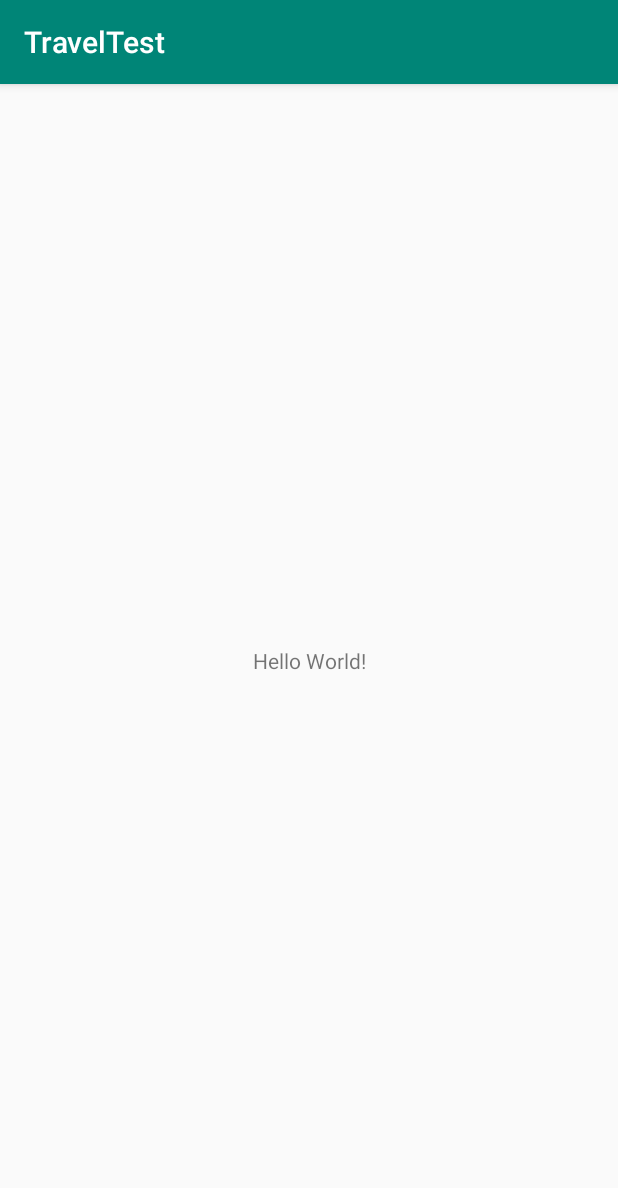
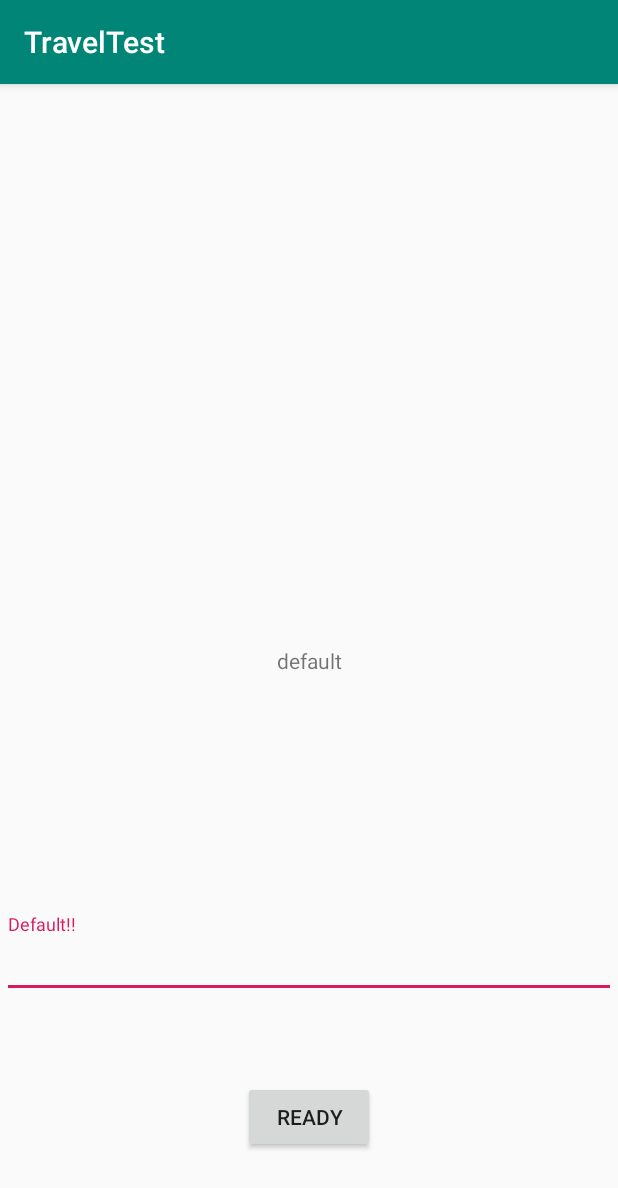
Before and after one commit to mogmet/TravelTest, an Android app: the screen it shows after launch (MainActivity), on a phone screen of 412 x 824 dp. Shown: the top 1188 px of the screen. Run offline under Robolectric (Android 15) with nearby library versions, the phone set to English and light mode, and no system bars; our stand-ins replace data binding.

Commit message:
[update] ボタンを押したらボタンタイトルが変わるようになった

```diff
--- a/app/build.gradle
+++ b/app/build.gradle
@@ -3,6 +3,8 @@ apply plugin: 'com.android.application'
 apply plugin: 'kotlin-android'
 
 apply plugin: 'kotlin-android-extensions'
+
+apply plugin: 'kotlin-kapt'
 
 android {
     compileSdkVersion 28
@@ -20,15 +22,22 @@ android {
             proguardFiles getDefaultProguardFile('proguard-android-optimize.txt'), 'proguard-rules.pro'
         }
     }
+    dataBinding {
+        enabled true
+    }
 }
 
 dependencies {
     implementation fileTree(dir: 'libs', include: ['*.jar'])
-    implementation"org.jetbrains.kotlin:kotlin-stdlib-jdk7:$kotlin_version"
+    implementation "org.jetbrains.kotlin:kotlin-stdlib-jdk7:$kotlin_version"
     implementation 'androidx.appcompat:appcompat:1.0.2'
     implementation 'androidx.core:core-ktx:1.0.2'
     implementation 'androidx.constraintlayout:constraintlayout:1.1.3'
+    implementation 'androidx.legacy:legacy-support-v4:1.0.0'
+    implementation 'androidx.lifecycle:lifecycle-extensions:2.2.0'
+    implementation 'androidx.lifecycle:lifecycle-viewmodel-ktx:2.2.0'
     testImplementation 'junit:junit:4.12'
     androidTestImplementation 'androidx.test.ext:junit:1.1.0'
     androidTestImplementation 'androidx.test.espresso:espresso-core:3.1.1'
+    implementation 'com.google.android.material:material:1.0.0'
 }
--- a/app/src/main/AndroidManifest.xml
+++ b/app/src/main/AndroidManifest.xml
@@ -12,7 +12,7 @@
         android:roundIcon="@mipmap/ic_launcher_round"
         android:supportsRtl="true"
         android:theme="@style/AppTheme">
-        <activity android:name=".MainActivity">
+        <activity android:name=".activity.MainActivity">
             <intent-filter>
                 <action android:name="android.intent.action.MAIN" />
 
--- a/app/src/main/java/com/mogmet/traveltest/MainActivity.kt
+++ b/app/src/main/java/com/mogmet/traveltest/activity/MainActivity.kt
@@ -1,12 +1,18 @@
-package com.mogmet.traveltest
+package com.mogmet.traveltest.activity
 
 import androidx.appcompat.app.AppCompatActivity
 import android.os.Bundle
+import com.mogmet.traveltest.R
+import com.mogmet.traveltest.fragment.TopFragment
 
 class MainActivity : AppCompatActivity() {
 
     override fun onCreate(savedInstanceState: Bundle?) {
         super.onCreate(savedInstanceState)
         setContentView(R.layout.activity_main)
+        supportFragmentManager
+            .beginTransaction()
+            .replace(R.id.frameLayout, TopFragment.newInstance())
+            .commit()
     }
 }
--- /dev/null
+++ b/app/src/main/java/com/mogmet/traveltest/fragment/TopFragment.kt
@@ -0,0 +1,42 @@
+package com.mogmet.traveltest.fragment
+
+import android.os.Bundle
+import android.view.LayoutInflater
+import android.view.View
+import android.view.ViewGroup
+import androidx.fragment.app.Fragment
+import androidx.lifecycle.ViewModelProviders
+import com.mogmet.traveltest.databinding.FragmentTopBinding
+
+class TopFragment : Fragment() {
+
+    companion object {
+        fun newInstance() = TopFragment()
+    }
+
+    private lateinit var viewModel: TopViewModel
+    private lateinit var binding: FragmentTopBinding
+
+    override fun onCreateView(
+        inflater: LayoutInflater, container: ViewGroup?,
+        savedInstanceState: Bundle?
+    ): View? {
+        binding = FragmentTopBinding.inflate(inflater, container, false)
+        return binding.root
+    }
+
+    override fun onActivityCreated(savedInstanceState: Bundle?) {
+        super.onActivityCreated(savedInstanceState)
+        viewModel = ViewModelProviders.of(this).get(TopViewModel::class.java)
+        binding.viewModel = viewModel
+        binding.lifecycleOwner = this
+        // TODO: Use the ViewModel
+    }
+
+    override fun onViewCreated(view: View, savedInstanceState: Bundle?) {
+        super.onViewCreated(view, savedInstanceState)
+        binding.button.setOnClickListener {
+            viewModel.updateView(binding.textInputLayout.editText?.text.toString())
+        }
+    }
+}
--- /dev/null
+++ b/app/src/main/java/com/mogmet/traveltest/fragment/TopViewModel.kt
@@ -0,0 +1,25 @@
+package com.mogmet.traveltest.fragment
+
+import androidx.lifecycle.LiveData
+import androidx.lifecycle.MutableLiveData
+import androidx.lifecycle.ViewModel
+import com.mogmet.traveltest.R
+
+class TopViewModel : ViewModel() {
+    private val _buttonText: MutableLiveData<String> = MutableLiveData<String>().also {
+            mutableLiveData -> mutableLiveData.value = "Ready"
+    }
+    val buttonText: LiveData<String>
+        get() = _buttonText
+
+    private val _submitText: MutableLiveData<String> = MutableLiveData<String>().also {
+            mutableLiveData -> mutableLiveData.value = "default"
+    }
+    val submitText: LiveData<String>
+        get() = _submitText
+
+    fun updateView(text: String) {
+        _buttonText.value = "Set!"
+        _submitText.value = text
+    }
+}
--- a/app/src/main/res/layout/activity_main.xml
+++ b/app/src/main/res/layout/activity_main.xml
@@ -4,15 +4,16 @@
     xmlns:tools="http://schemas.android.com/tools"
     android:layout_width="match_parent"
     android:layout_height="match_parent"
-    tools:context=".MainActivity">
+    tools:context=".activity.MainActivity">
 
-    <TextView
-        android:layout_width="wrap_content"
-        android:layout_height="wrap_content"
-        android:text="Hello World!"
+    <FrameLayout
+        android:id="@+id/frameLayout"
+        android:layout_width="0dp"
+        android:layout_height="0dp"
         app:layout_constraintBottom_toBottomOf="parent"
-        app:layout_constraintLeft_toLeftOf="parent"
-        app:layout_constraintRight_toRightOf="parent"
-        app:layout_constraintTop_toTopOf="parent" />
+        app:layout_constraintEnd_toEndOf="parent"
+        app:layout_constraintStart_toStartOf="parent"
+        app:layout_constraintTop_toTopOf="parent">
 
+    </FrameLayout>
 </androidx.constraintlayout.widget.ConstraintLayout>
--- /dev/null
+++ b/app/src/main/res/layout/fragment_top.xml
@@ -0,0 +1,55 @@
+<?xml version="1.0" encoding="utf-8"?>
+<layout xmlns:android="http://schemas.android.com/apk/res/android"
+    xmlns:app="http://schemas.android.com/apk/res-auto"
+    xmlns:tools="http://schemas.android.com/tools">
+
+    <data>
+
+        <variable
+            name="viewModel"
+            type="com.mogmet.traveltest.fragment.TopViewModel" />
+
+    </data>
+
+    <androidx.constraintlayout.widget.ConstraintLayout
+        android:layout_width="match_parent"
+        android:layout_height="match_parent"
+        tools:context=".fragment.TopFragment">
+
+        <TextView
+            android:id="@+id/textView"
+            android:layout_width="wrap_content"
+            android:layout_height="wrap_content"
+            android:text="@{viewModel.submitText}"
+            app:layout_constraintBottom_toBottomOf="parent"
+            app:layout_constraintEnd_toEndOf="parent"
+            app:layout_constraintStart_toStartOf="parent"
+            app:layout_constraintTop_toTopOf="parent" />
+
+        <com.google.android.material.textfield.TextInputLayout
+            android:id="@+id/textInputLayout"
+            android:layout_width="409dp"
+            android:layout_height="wrap_content"
+            app:layout_constraintBottom_toBottomOf="parent"
+            app:layout_constraintEnd_toEndOf="parent"
+            app:layout_constraintStart_toStartOf="parent"
+            app:layout_constraintTop_toBottomOf="@+id/textView">
+
+            <com.google.android.material.textfield.TextInputEditText
+                android:id="@+id/editText"
+                android:layout_width="match_parent"
+                android:layout_height="wrap_content"
+                android:hint="@string/default_label" />
+        </com.google.android.material.textfield.TextInputLayout>
+
+        <Button
+            android:id="@+id/button"
+            android:layout_width="wrap_content"
+            android:layout_height="wrap_content"
+            android:text="@{viewModel.buttonText}"
+            app:layout_constraintBottom_toBottomOf="parent"
+            app:layout_constraintEnd_toEndOf="parent"
+            app:layout_constraintStart_toStartOf="parent"
+            app:layout_constraintTop_toBottomOf="@+id/textInputLayout" />
+    </androidx.constraintlayout.widget.ConstraintLayout>
+</layout>
--- a/app/src/main/res/values/strings.xml
+++ b/app/src/main/res/values/strings.xml
@@ -1,3 +1,5 @@
 <resources>
     <string name="app_name">TravelTest</string>
+    <string name="default_label">Default!!</string>
+    <string name="set">set!!</string>
 </resources>
```
